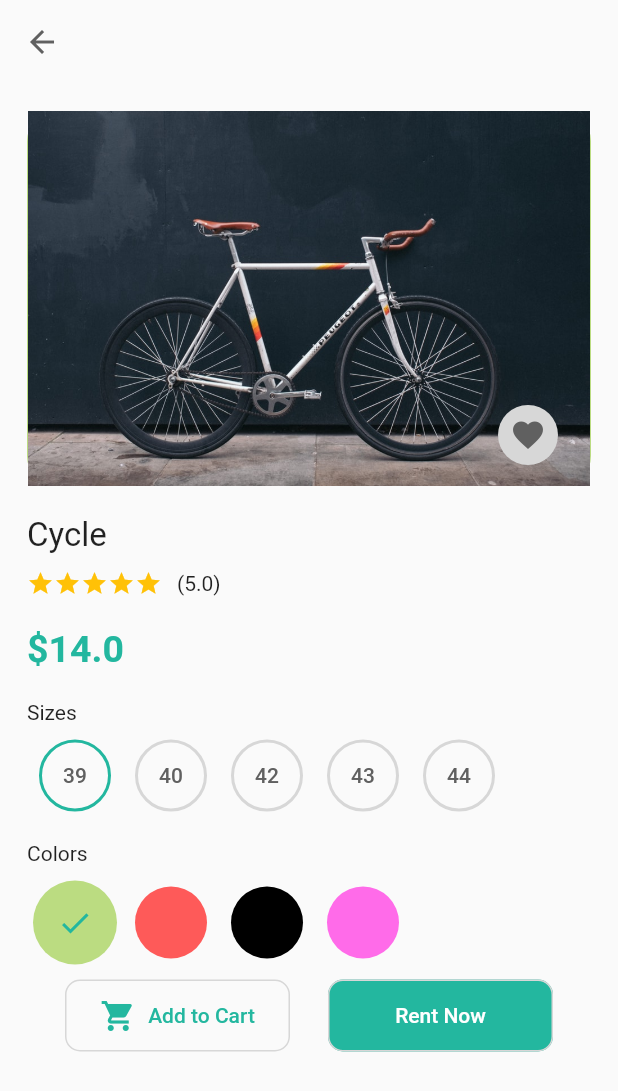
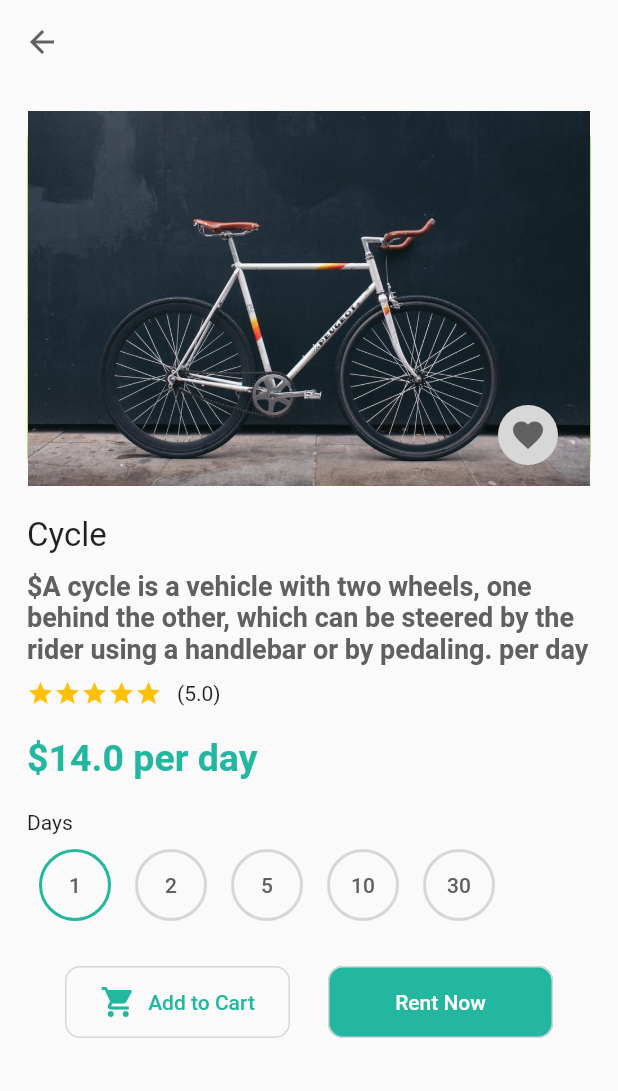
Before and after one commit to VinuBalagopalAP/Rent-Me-App, a Flutter app: the Home screen opened directly, after a tap on "All Models", after a tap on "New Models", after a tap on "Cycle", on a phone screen of 412 x 824 dp. Shown: the top 1091 px of the screen. Run offline on Flutter 3.47's test engine with Material 2 defaults, Android fonts, the phone set to English and light mode, and no system bars; our stand-ins replace animated_splash_screen, firebase_auth, google_sign_in; accounts and stored records are empty.

Commit message:
Product Description Added 📝

```diff
--- a/lib/main.dart
+++ b/lib/main.dart
@@ -1,10 +1,9 @@
 import 'package:flutter/material.dart';
 import 'package:provider/provider.dart';
-import 'package:rent_me/provider/items_provider.dart';
-import 'package:rent_me/utils/theme.dart';
 
+import '../../provider/items_provider.dart';
+import '../../utils/theme.dart';
 import '../provider/google_sign_in_provider.dart';
-
 import 'screens/splash/splash_screen.dart';
 
 Future main() async {
--- a/lib/models/item.dart
+++ b/lib/models/item.dart
@@ -6,6 +6,7 @@ import 'package:flutter/material.dart';
 class Item with ChangeNotifier {
   final String name;
   final String image;
+  final String description;
   final double price;
   final bool isNewModel;
   bool isFavorite = false;
@@ -22,10 +23,11 @@ class Item with ChangeNotifier {
   Item({
     required this.name,
     required this.image,
+    required this.description,
     required this.price,
     required this.isNewModel,
     this.rating = 0,
-    this.days = const [39, 40, 42, 43, 44],
+    this.days = const [1, 2, 5, 10, 30],
   });
 
   /// [ path ] is the getter for [ imagePath ]
--- a/lib/provider/items_provider.dart
+++ b/lib/provider/items_provider.dart
@@ -8,6 +8,8 @@ class RentalItems with ChangeNotifier {
     Item(
       name: "Bike",
       image: "bike.png",
+      description:
+          'A bike is a bicycle with two wheels, one behind the other, which can be steered by the rider using a handlebar or by pedaling.',
       price: 28.50,
       rating: 3.8,
       isNewModel: false,
@@ -15,6 +17,8 @@ class RentalItems with ChangeNotifier {
     Item(
       name: "Cycle",
       image: "cycle.png",
+      description:
+          'A cycle is a vehicle with two wheels, one behind the other, which can be steered by the rider using a handlebar or by pedaling.',
       price: 14.0,
       rating: 5,
       isNewModel: false,
@@ -22,6 +26,7 @@ class RentalItems with ChangeNotifier {
     Item(
       name: "DJ Set",
       image: "djset.png",
+      description: 'A DJ set is a set of equipment for a DJ.',
       price: 64.50,
       rating: 4.7,
       isNewModel: true,
@@ -29,6 +34,8 @@ class RentalItems with ChangeNotifier {
     Item(
       name: " Mobile Beverage Set",
       image: "mbs.png",
+      description:
+          'A mobile beverage set is a set of equipment for a mobile beverage.',
       price: 32.70,
       rating: 4.9,
       isNewModel: true,
@@ -36,6 +43,7 @@ class RentalItems with ChangeNotifier {
     Item(
       name: "Party Bus",
       image: "bus.png",
+      description: 'A party bus is a vehicle for a party.',
       price: 99.99,
       rating: 4.9,
       isNewModel: true,
@@ -66,6 +74,4 @@ class RentalItems with ChangeNotifier {
 
     notifyListeners();
   }
-
-
 }
--- a/lib/screens/auth/auth.dart
+++ b/lib/screens/auth/auth.dart
@@ -1,7 +1,8 @@
 import 'package:flutter/material.dart';
 import 'package:provider/provider.dart';
-import 'package:rent_me/screens/home/home.dart';
 
+
+import '../../screens/home/home.dart';
 import '../../provider/google_sign_in_provider.dart';
 
 class AuthPage extends StatelessWidget {
--- a/lib/screens/details/details.dart
+++ b/lib/screens/details/details.dart
@@ -1,8 +1,8 @@
 import 'dart:math';
 
 import 'package:flutter/material.dart';
-import 'package:rent_me/models/item.dart';
 
+import '../../models/item.dart';
 import '../../utils/theme.dart';
 import '../../widgets/add_to_cart.dart';
 import '../../widgets/buy_now.dart';
@@ -22,7 +22,7 @@ class ItemDetails extends StatefulWidget {
 }
 
 class _ItemDetailsState extends State<ItemDetails> {
-  int _selectedDays = 39;
+  int _selectedDays = 1;
 
   void updateSelectedSize(int size) {
     setState(() {
@@ -101,12 +101,23 @@ class _ItemDetailsState extends State<ItemDetails> {
               const SizedBox(
                 height: 10,
               ),
+              Text(
+                "\$${widget.item.description} per day",
+                style: const TextStyle(
+                  fontSize: 18,
+                  color: StoreTheme.black,
+                  fontWeight: FontWeight.bold,
+                ),
+              ),
+              const SizedBox(
+                height: 10,
+              ),
               Rating(rating: widget.item.rating),
               const SizedBox(
                 height: 20,
               ),
               Text(
-                "\$${widget.item.price}",
+                "\$${widget.item.price} per day",
                 style: const TextStyle(
                   fontSize: 25,
                   color: StoreTheme.primaryColor,
@@ -116,7 +127,7 @@ class _ItemDetailsState extends State<ItemDetails> {
               const SizedBox(
                 height: 20,
               ),
-              const Text("Sizes"),
+              const Text("Days"),
               const SizedBox(
                 height: 10,
               ),
@@ -134,21 +145,21 @@ class _ItemDetailsState extends State<ItemDetails> {
               const SizedBox(
                 height: 20,
               ),
-              const Text("Colors"),
-              const SizedBox(
-                height: 10,
-              ),
-              Row(
-                children: widget.item.colors
-                    .map(
-                      (e) => SelectionButton<Color>(
-                        value: e,
-                        selectedValue: _selectedColor,
-                        updateValue: updateSelectedColor,
-                      ),
-                    )
-                    .toList(),
-              ),
+              // const Text("Colors"),
+              // const SizedBox(
+              //   height: 10,
+              // ),
+              // Row(
+              //   children: widget.item.colors
+              //       .map(
+              //         (e) => SelectionButton<Color>(
+              //           value: e,
+              //           selectedValue: _selectedColor,
+              //           updateValue: updateSelectedColor,
+              //         ),
+              //       )
+              //       .toList(),
+              // ),
               const SizedBox(
                 height: 10,
               ),
--- a/lib/screens/home/home.dart
+++ b/lib/screens/home/home.dart
@@ -1,6 +1,7 @@
 import 'package:flutter/material.dart';
 import 'package:provider/provider.dart';
-import 'package:rent_me/provider/items_provider.dart';
+
+import '../../provider/items_provider.dart';
 import '../../widgets/bottom_nav.dart';
 import '../../widgets/items_grid.dart';
 import '../../widgets/menu_button.dart';
@@ -42,6 +43,7 @@ class HomeState extends State<Home> {
             Padding(
               padding: const EdgeInsets.all(8.0),
               child: ToggleButtons(
+                  borderRadius: BorderRadius.circular(8.0),
                   isSelected: isSelected,
                   onPressed: ((_) {
                     Provider.of<RentalItems>(context, listen: false)
@@ -52,8 +54,20 @@ class HomeState extends State<Home> {
                     });
                   }),
                   children: const [
-                    Text("All Models"),
-                    Text("New Models"),
+                    Padding(
+                      padding: EdgeInsets.symmetric(
+                        vertical: 12.0,
+                        horizontal: 20.0,
+                      ),
+                      child: Text("All Models"),
+                    ),
+                    Padding(
+                      padding: EdgeInsets.symmetric(
+                        vertical: 12.0,
+                        horizontal: 20.0,
+                      ),
+                      child: Text("New Models"),
+                    ),
                   ]
 
                   //  TabBar(
--- a/lib/screens/splash/splash_screen.dart
+++ b/lib/screens/splash/splash_screen.dart
@@ -1,7 +1,7 @@
 import 'package:flutter/material.dart';
 import 'package:animated_splash_screen/animated_splash_screen.dart';
-import 'package:rent_me/utils/theme.dart';
 
+import '../../utils/theme.dart';
 import '../auth/auth.dart';
 
 class SplashScreen extends StatelessWidget {
```
Also changed, not shown: 1 other file.
